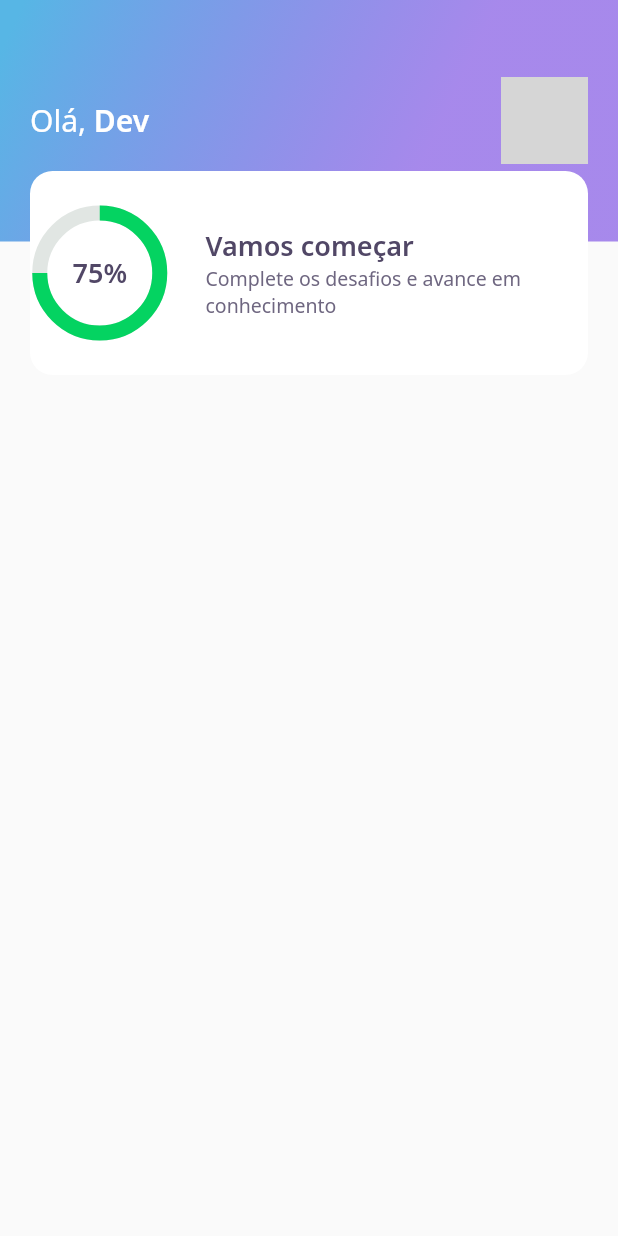
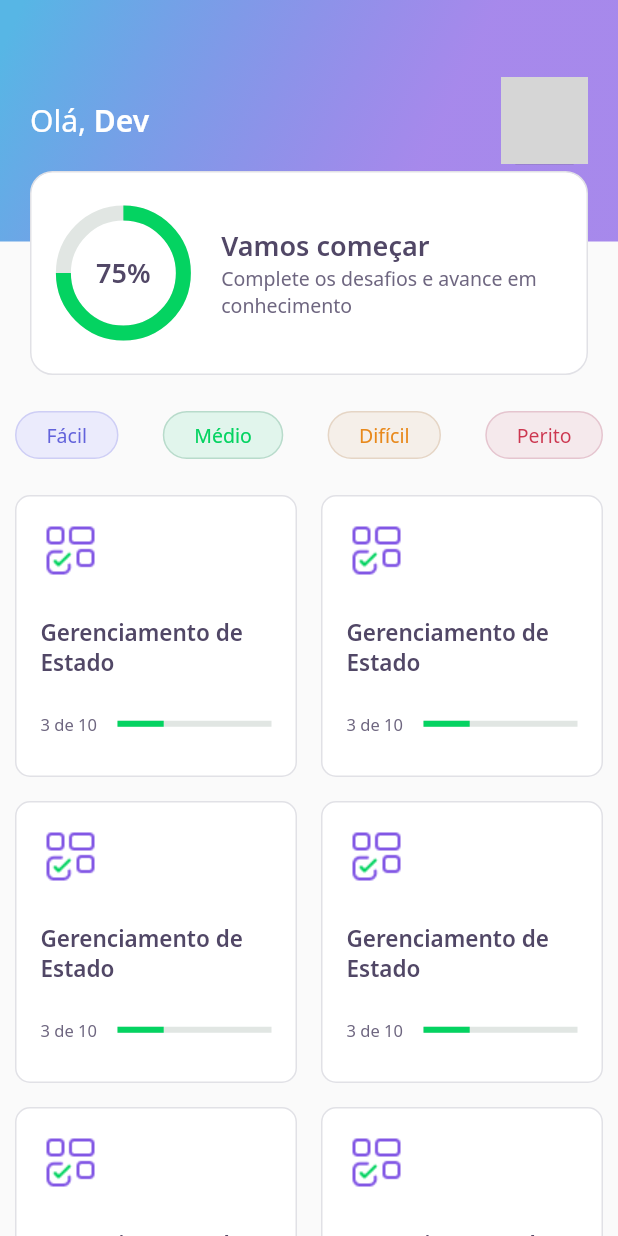
Before and after one commit to Brendhon/Dev_Quiz, a Flutter app: the HomePage screen opened directly, on a phone screen of 412 x 824 dp. Run offline on Flutter 3.47's test engine with Material 2 defaults, Android fonts, the phone set to English and light mode, and no system bars; our stand-ins replace google_fonts; network calls fail; grey boxes are pictures that could not be loaded.

Commit message:
Day: two

```diff
--- a/lib/core/app_widget.dart
+++ b/lib/core/app_widget.dart
@@ -1,3 +1,4 @@
+import 'package:DevQuiz/challenge/challenge_page.dart';
 import 'package:DevQuiz/home/home_page.dart';
 import 'package:DevQuiz/splash/splash_page.dart';
 import 'package:flutter/material.dart';
@@ -7,7 +8,7 @@ class AppWidget extends StatelessWidget {
   Widget build(BuildContext context) {
     return MaterialApp(
       title: "DevQuiz",
-      home: HomePage(),
+      home: ChallengePage(),
     );
   }
 }
--- a/lib/home/home_page.dart
+++ b/lib/home/home_page.dart
@@ -1,4 +1,6 @@
 import 'package:DevQuiz/home/widgets/appbar/app_bar_widget.dart';
+import 'package:DevQuiz/home/widgets/level_button/level_button_widget.dart';
+import 'package:DevQuiz/home/widgets/quiz_card/quiz_card_widget.dart';
 import 'package:flutter/material.dart';
 
 class HomePage extends StatefulWidget {
@@ -13,6 +15,48 @@ class _HomePageState extends State<HomePage> {
   Widget build(BuildContext context) {
     return Scaffold(
       appBar: AppBarWidget(),
+      body: Padding(
+        padding: const EdgeInsets.symmetric(horizontal: 10),
+        child: Column(
+          children: [
+            SizedBox(height: 24,),
+            Row(
+              mainAxisAlignment: MainAxisAlignment.spaceBetween,
+              children: [
+                LevelButtonWidget(
+                  label: "Fácil",
+                ),
+                LevelButtonWidget(
+                  label: "Médio",
+                ),
+                LevelButtonWidget(
+                  label: "Difícil",
+                ),
+                LevelButtonWidget(
+                  label: "Perito",
+                ),
+              ],
+            ),
+            SizedBox(height: 24,),
+            Expanded(
+              child: GridView.count(
+                padding: EdgeInsets.only(bottom: 15),
+                crossAxisCount: 2,
+                mainAxisSpacing: 16,
+                crossAxisSpacing: 16,
+                children: [
+                  QuizCardWidget(),
+                  QuizCardWidget(),
+                  QuizCardWidget(),
+                  QuizCardWidget(),
+                  QuizCardWidget(),
+                  QuizCardWidget(),
+                ],
+              ),
+            )
+          ],
+        ),
+      ),
     );
   }
 }
--- a/lib/home/widgets/appbar/app_bar_widget.dart
+++ b/lib/home/widgets/appbar/app_bar_widget.dart
@@ -15,7 +15,7 @@ class AppBarWidget extends PreferredSize {
                     height: 161,
                     padding: const EdgeInsets.symmetric(horizontal: 20),
                     width: double.maxFinite,
-                    decoration: BoxDecoration(gradient: AppGradients.linear),
+                    decoration: BoxDecoration(gradient: AppGradients.linear,),
                     child: Row(
                       mainAxisAlignment: MainAxisAlignment.spaceBetween,
                       children: [
@@ -31,6 +31,7 @@ class AppBarWidget extends PreferredSize {
                           height: 58,
                           decoration: BoxDecoration(
                               borderRadius: BorderRadius.circular(10),
+                              border: Border.fromBorderSide(BorderSide(color: AppColors.grey)),
                               image: DecorationImage(
                                   image: NetworkImage(
                                       "https://avatars.githubusercontent.com/u/52840078?v=4"))),
--- /dev/null
+++ b/lib/home/widgets/level_button/level_button_widget.dart
@@ -0,0 +1,62 @@
+import 'package:DevQuiz/core/app_colors.dart';
+import 'package:DevQuiz/core/app_text_styles.dart';
+import 'package:flutter/material.dart';
+import 'package:google_fonts/google_fonts.dart';
+
+class LevelButtonWidget extends StatelessWidget {
+  final String label;
+
+  LevelButtonWidget({required this.label})
+      : assert(["Fácil", "Médio", "Difícil", "Perito"].contains(label));
+
+  final config = {
+    "Fácil": {
+      "color": AppColors.levelButtonFacil,
+      "borderColor": AppColors.levelButtonBorderFacil,
+      "fontColor": AppColors.levelButtonTextFacil
+    },
+    "Médio": {
+      "color": AppColors.levelButtonMedio,
+      "borderColor": AppColors.levelButtonBorderMedio,
+      "fontColor": AppColors.levelButtonTextMedio
+    },
+    "Difícil": {
+      "color": AppColors.levelButtonDificil,
+      "borderColor": AppColors.levelButtonBorderDificil,
+      "fontColor": AppColors.levelButtonTextDificil
+    },
+    "Perito": {
+      "color": AppColors.levelButtonPerito,
+      "borderColor": AppColors.levelButtonBorderPerito,
+      "fontColor": AppColors.levelButtonTextPerito
+    },
+  };
+
+  // Função para pegar a cor referente aquele label
+  Color get color => config[label]!['color']!;
+
+  // Função para pegar a fontColor referente aquele label
+  Color get fontColor => config[label]!['fontColor']!;
+
+  // Função para pegar a borderColor referente aquele label
+  Color get borderColor => config[label]!['borderColor']!;
+
+  @override
+  Widget build(BuildContext context) {
+    return Container(
+      decoration: BoxDecoration(
+          color: color,
+          border: Border.fromBorderSide(
+              BorderSide(color: borderColor)),
+          borderRadius: BorderRadius.circular(28)),
+      child: Padding(
+        padding: const EdgeInsets.symmetric(horizontal: 20, vertical: 6),
+        child: Text(
+          label,
+          style: GoogleFonts.notoSans(
+              color: fontColor, fontSize: 13),
+        ),
+      ),
+    );
+  }
+}
--- /dev/null
+++ b/lib/home/widgets/quiz_card/quiz_card_widget.dart
@@ -0,0 +1,48 @@
+import 'package:DevQuiz/core/app_colors.dart';
+import 'package:DevQuiz/core/app_images.dart';
+import 'package:DevQuiz/core/app_text_styles.dart';
+import 'package:DevQuiz/shared/widgets/progress_indicator/progress_indicator_widget.dart';
+import 'package:flutter/material.dart';
+
+class QuizCardWidget extends StatelessWidget {
+  @override
+  Widget build(BuildContext context) {
+    return Container(
+      padding: EdgeInsets.all(16),
+      decoration: BoxDecoration(
+          border: Border.fromBorderSide(BorderSide(color: AppColors.border)),
+          color: AppColors.white,
+          borderRadius: BorderRadius.circular(10)),
+      child: Column(
+        crossAxisAlignment: CrossAxisAlignment.start,
+        children: [
+          Container(
+            height: 40,
+            width: 40,
+            child: Image.asset(AppImages.blocks),
+          ),
+          SizedBox(
+            height: 24,
+          ),
+          Text(
+            "Gerenciamento de Estado",
+            style: AppTextStyles.heading15,
+          ),
+          SizedBox(
+            height: 24,
+          ),
+          Row(
+            children: [
+              Expanded(
+                  flex: 2, child: Text("3 de 10", style: AppTextStyles.body11)),
+              Expanded(
+                flex: 4,
+                child: ProgressIndicatorWidget(value: 0.3,)
+              )
+            ],
+          ),
+        ],
+      ),
+    );
+  }
+}
--- a/lib/home/widgets/score_card/score_card_widget.dart
+++ b/lib/home/widgets/score_card/score_card_widget.dart
@@ -10,7 +10,11 @@ class ScoreCardWidget extends StatelessWidget {
       child: Container(
         height: 136,
         decoration: BoxDecoration(
-            color: AppColors.white, borderRadius: BorderRadius.circular(15)),
+            color: AppColors.white,
+            border: Border.fromBorderSide(BorderSide(color: AppColors.border)),
+            borderRadius: BorderRadius.circular(15)),
+        child: Padding(
+          padding: const EdgeInsets.symmetric(horizontal: 20),
           child: Row(
             crossAxisAlignment: CrossAxisAlignment.center,
             children: [
@@ -38,6 +42,7 @@ class ScoreCardWidget extends StatelessWidget {
             ],
           ),
         ),
+      ),
     );
   }
 }
--- /dev/null
+++ b/lib/shared/widgets/progress_indicator/progress_indicator_widget.dart
@@ -0,0 +1,20 @@
+import 'package:DevQuiz/core/core.dart';
+import 'package:flutter/material.dart';
+
+class ProgressIndicatorWidget extends StatelessWidget {
+
+  // Atributos
+  final double value;
+
+  // Construtor
+  ProgressIndicatorWidget({required this.value});
+
+  @override
+  Widget build(BuildContext context) {
+    return LinearProgressIndicator(
+      value: value,
+      backgroundColor: AppColors.chartSecondary,
+      valueColor: AlwaysStoppedAnimation<Color>(AppColors.chartPrimary),
+    );
+  }
+}
```
Also changed, not shown: lib/challenge/challenge_page.dart (added, +21 -0 lines), lib/challenge/widgets/awnser/awnser_widget.dart (added, +79 -0 lines), lib/challenge/widgets/question_indicator/question_indicator_widget.dart (added, +31 -0 lines), lib/challenge/widgets/quiz/quiz_widget.dart (added, +40 -0 lines). Lines whose indentation alone changed are shown as unchanged.
